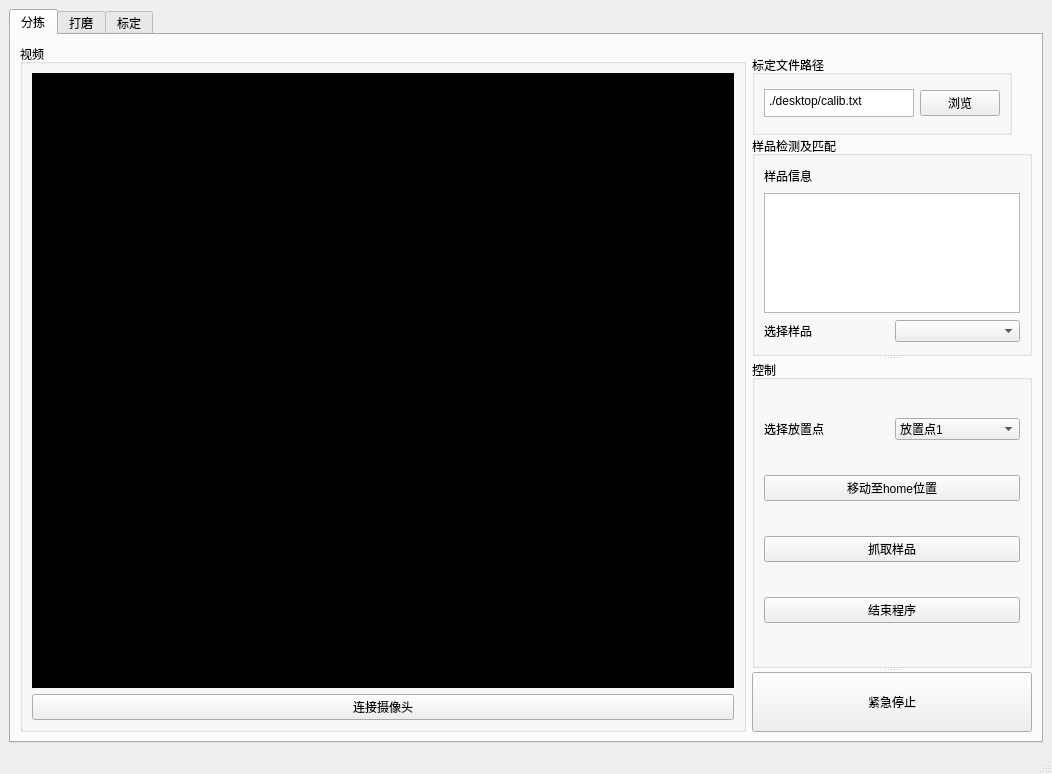
JianLi0-0/industry_library_gui, file main_Chinese.ui: the form before one commit.
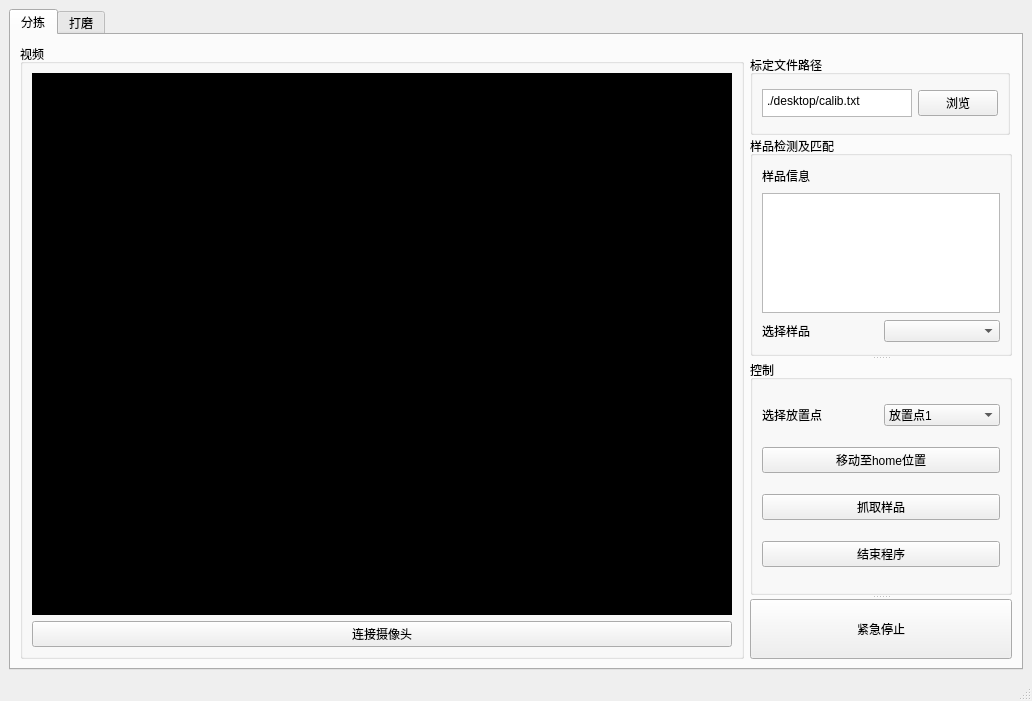
The form after the commit. The open tabs and pages were chosen to show the change.

Commit message: new ros src msg format, use emerg button to exit

Diff of the .ui file:
```diff
--- a/main_Chinese.ui
+++ b/main_Chinese.ui
@@ -6,8 +6,8 @@
    <rect>
     <x>0</x>
     <y>0</y>
-    <width>1052</width>
-    <height>774</height>
+    <width>1032</width>
+    <height>701</height>
    </rect>
   </property>
   <property name="windowTitle">
@@ -487,11 +487,6 @@
         </item>
        </layout>
       </widget>
-      <widget class="QWidget" name="tab_3">
-       <attribute name="title">
-        <string>标定</string>
-       </attribute>
-      </widget>
      </widget>
     </item>
    </layout>
```
Left out of the diff: 6 changed lines with no effect on the pictures. The commit also changes 2 other files.
